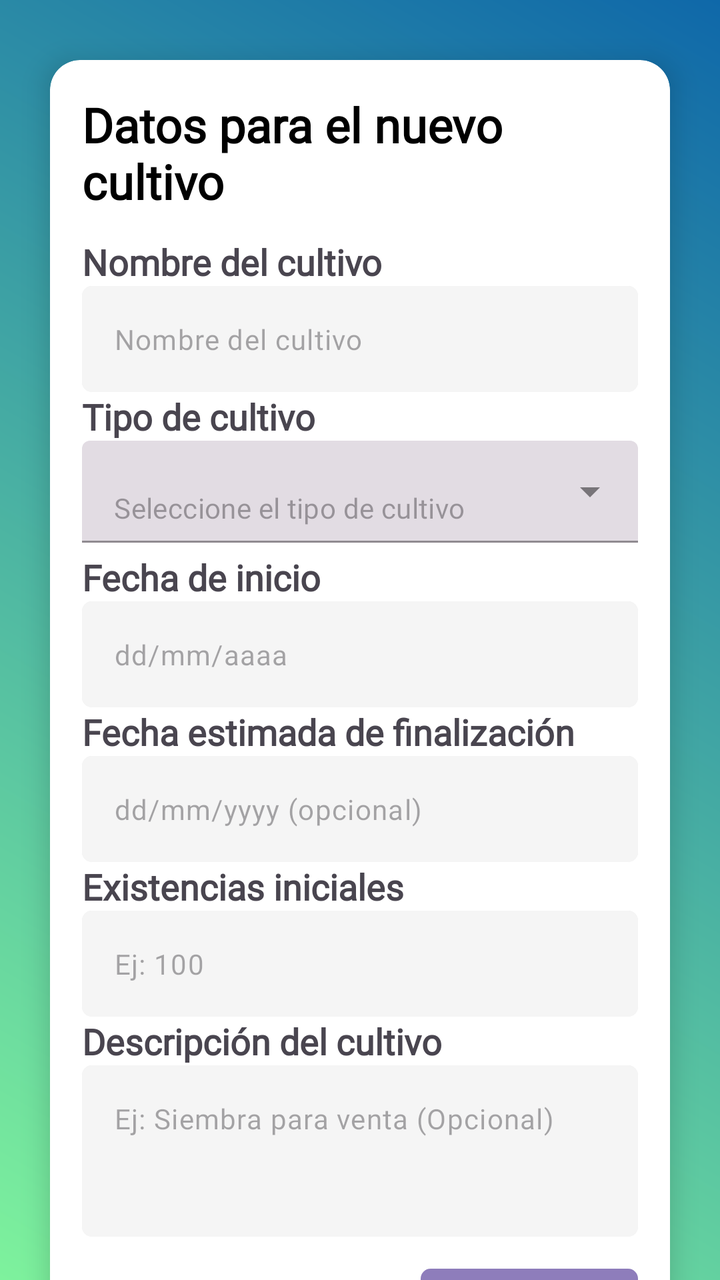
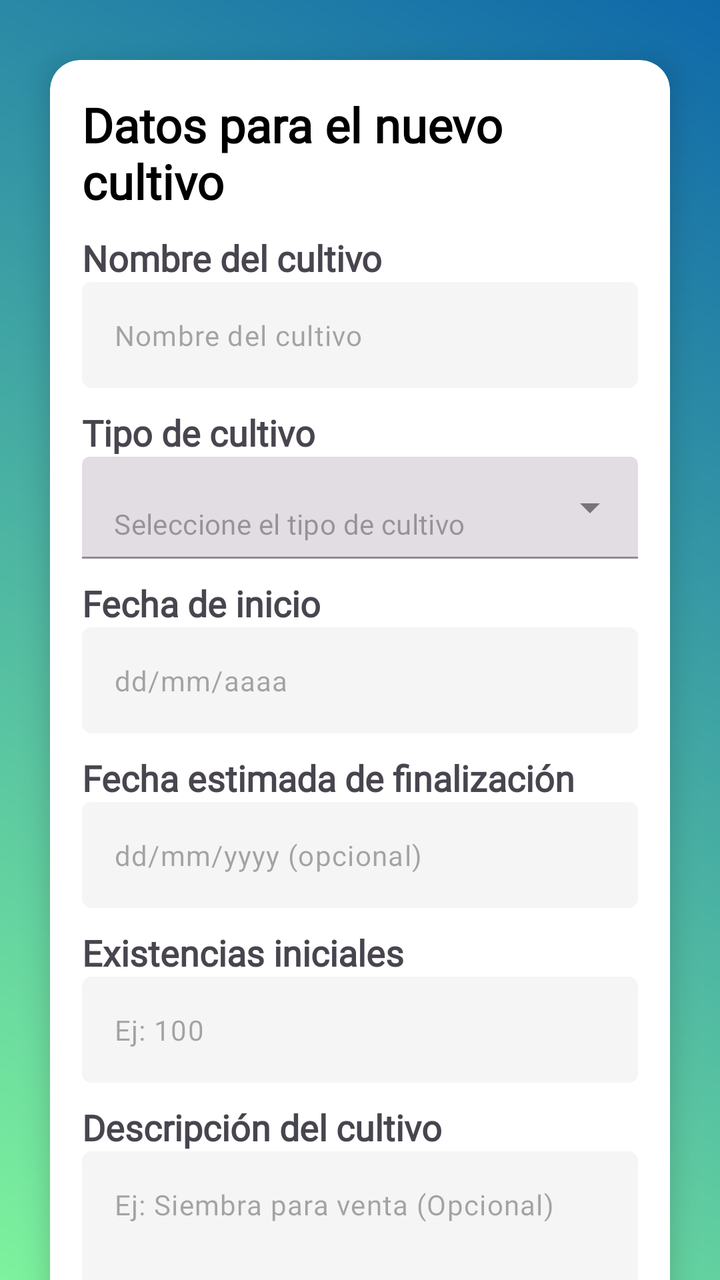

Compare the two renders of this Android layout. The source of the first and the diff that turns it into the second are given below.
<!-- AndroidManifest.xml: application theme Theme.XenoGar -->
<!-- res/layout/fragment_cultivo_form.xml -->
<?xml version="1.0" encoding="utf-8"?>
<androidx.constraintlayout.widget.ConstraintLayout xmlns:android="http://schemas.android.com/apk/res/android"
    xmlns:app="http://schemas.android.com/apk/res-auto"
    xmlns:tools="http://schemas.android.com/tools"
    android:layout_width="match_parent"
    android:layout_height="match_parent"
    android:background="@drawable/form_gradient">

    <androidx.core.widget.NestedScrollView
        android:layout_width="match_parent"
        android:layout_height="match_parent"
        android:fillViewport="true"
        android:overScrollMode="never"
        android:scrollbars="none">

        <FrameLayout
            android:layout_width="match_parent"
            android:layout_height="wrap_content"
            android:paddingBottom="30dp">

            <androidx.cardview.widget.CardView
                android:id="@+id/cultivo_form_card"
                android:layout_width="match_parent"
                android:layout_height="wrap_content"
                android:layout_marginHorizontal="25dp"
                android:layout_marginTop="30dp"
                app:cardBackgroundColor="@color/white"
                app:cardCornerRadius="15dp"
                app:cardElevation="8dp">

                <LinearLayout
                    android:layout_width="match_parent"
                    android:layout_height="wrap_content"
                    android:orientation="vertical"
                    android:padding="16dp">

                    <TextView
                        android:id="@+id/form_header"
                        android:layout_width="wrap_content"
                        android:layout_height="wrap_content"
                        android:fontFamily="@font/poppins"
                        android:text="@string/cultivo_form_title"
                        android:textColor="@color/black"
                        android:textSize="24sp"
                        android:textStyle="bold" />

                    
                    <TextView
                        android:layout_width="wrap_content"
                        android:layout_height="wrap_content"
                        android:layout_marginTop="12dp"
                        android:fontFamily="@font/poppins"
                        android:text="@string/cultivo_form_name_label"
                        android:textSize="18sp"
                        android:textStyle="bold" />

                    <com.google.android.material.textfield.TextInputLayout
                        android:id="@+id/layout_input_name"
                        android:layout_width="match_parent"
                        android:layout_height="wrap_content"
                        app:boxBackgroundMode="none"
                        app:helperTextEnabled="true"
                        app:helperTextTextColor="#D32F2F"
                        app:hintEnabled="false">

                        <EditText
                            android:id="@+id/input_cultivo_name"
                            android:layout_width="match_parent"
                            android:layout_height="wrap_content"
                            android:background="@drawable/box_shadow"
                            android:fontFamily="@font/poppins"
                            android:hint="@string/cultivo_name_hint"
                            android:inputType="text"
                            android:minHeight="48dp"
                            android:paddingStart="16dp"
                            android:paddingEnd="16dp"
                            android:textSize="14sp" />
                    </com.google.android.material.textfield.TextInputLayout>

                    
                    <TextView
                        android:layout_width="wrap_content"
                        android:layout_height="wrap_content"
                        android:fontFamily="@font/poppins"
                        android:text="@string/cultivo_form_tipo_label"
                        android:textSize="18sp"
                        android:textStyle="bold" />

                    <com.google.android.material.textfield.TextInputLayout
                        android:id="@+id/layout_tipo_cultivo"
                        style="@style/Widget.MaterialComponents.TextInputLayout.FilledBox.Dense.ExposedDropdownMenu"
                        android:layout_width="match_parent"
                        android:layout_height="wrap_content"
                        app:helperTextEnabled="true"
                        app:helperTextTextColor="#D32F2F"
                        app:hintEnabled="false">

                        <AutoCompleteTextView
                            android:id="@+id/autocomplete_tipo_cultivo"
                            android:layout_width="match_parent"
                            android:layout_height="wrap_content"
                            android:fontFamily="@font/poppins"
                            android:hint="@string/tipo_cultivo_hint"
                            android:inputType="none"
                            android:paddingStart="16dp"
                            android:paddingEnd="16dp"
                            android:textSize="14sp" />
                    </com.google.android.material.textfield.TextInputLayout>

                    
                    <TextView
                        android:layout_width="wrap_content"
                        android:layout_marginTop="5dp"
                        android:layout_height="wrap_content"
                        android:fontFamily="@font/poppins"
                        android:text="@string/fecha_de_inicio_cultivo_form_label"
                        android:textSize="18sp"
                        android:textStyle="bold" />

                    <com.google.android.material.textfield.TextInputLayout
                        android:id="@+id/layout_input_date"
                        android:layout_width="match_parent"
                        android:layout_height="wrap_content"
                        app:boxBackgroundMode="none"
                        app:helperTextEnabled="true"
                        app:helperTextTextColor="#D32F2F"
                        app:hintEnabled="false">

                        <EditText
                            android:id="@+id/input_cultivo_date"
                            android:layout_width="match_parent"
                            android:layout_height="wrap_content"
                            android:background="@drawable/box_shadow"
                            android:clickable="true"
                            android:focusable="false"
                            android:hint="@string/cultivo_form_date_hint"
                            android:inputType="date"
                            android:textSize="14sp" />
                    </com.google.android.material.textfield.TextInputLayout>

                    
                    <TextView
                        android:layout_width="wrap_content"
                        android:layout_height="wrap_content"
                        android:fontFamily="@font/poppins"
                        android:text="@string/fecha_form_end_date_label"
                        android:textSize="18sp"
                        android:textStyle="bold" />

                    <com.google.android.material.textfield.TextInputLayout
                        android:id="@+id/layout_input_date_end"
                        android:layout_width="match_parent"
                        android:layout_height="wrap_content"
                        app:boxBackgroundMode="none"
                        app:helperTextEnabled="true"
                        app:helperTextTextColor="#D32F2F"
                        app:hintEnabled="false">

                        <EditText
                            android:id="@+id/input_cultivo_date_end"
                            android:layout_width="match_parent"
                            android:layout_height="wrap_content"
                            android:background="@drawable/box_shadow"
                            android:clickable="true"
                            android:textSize="14sp"
                            android:focusable="false"
                            android:hint="@string/end_date_hint_optional"
                            android:inputType="date"/>
                    </com.google.android.material.textfield.TextInputLayout>

                    
                    <TextView
                        android:layout_width="wrap_content"
                        android:layout_height="wrap_content"
                        android:fontFamily="@font/poppins"
                        android:text="@string/existencias_iniciales_cultivo_form_label"
                        android:textSize="18sp"
                        android:textStyle="bold" />

                    <com.google.android.material.textfield.TextInputLayout
                        android:id="@+id/layout_input_existencias"
                        android:layout_width="match_parent"
                        android:layout_height="wrap_content"
                        app:boxBackgroundMode="none"
                        app:helperTextEnabled="true"
                        app:helperTextTextColor="#D32F2F"
                        app:hintEnabled="false">

                        <EditText
                            android:id="@+id/input_cultivo_existencias"
                            android:layout_width="match_parent"
                            android:layout_height="wrap_content"
                            android:background="@drawable/box_shadow"
                            android:hint="@string/cultivo_form_existencias_hint"
                            android:inputType="number"
                            android:textSize="14sp" />
                    </com.google.android.material.textfield.TextInputLayout>

                    
                    <TextView
                        android:layout_width="wrap_content"
                        android:layout_height="wrap_content"
                        android:fontFamily="@font/poppins"
                        android:text="@string/descripcion_label_form"
                        android:textSize="18sp"
                        android:textStyle="bold" />

                    <com.google.android.material.textfield.TextInputLayout
                        android:id="@+id/layout_input_descripcion"
                        android:layout_width="match_parent"
                        android:layout_height="wrap_content"
                        app:boxBackgroundMode="none"
                        app:helperTextEnabled="true"
                        app:helperTextTextColor="#D32F2F"
                        app:hintEnabled="false">

                        <EditText
                            android:id="@+id/input_cultivo_descripcion"
                            android:layout_width="match_parent"
                            android:layout_height="wrap_content"
                            android:background="@drawable/box_shadow"
                            android:fontFamily="@font/poppins"
                            android:gravity="start|top"
                            android:hint="@string/hint_descripcion_cultivo_form"
                            android:inputType="textMultiLine"
                            android:minLines="3"
                            android:textSize="14sp" />
                    </com.google.android.material.textfield.TextInputLayout>

                    <Button
                        android:id="@+id/submit_cultivo_button"
                        android:layout_width="wrap_content"
                        android:layout_height="52dp"
                        android:layout_gravity="end"
                        android:layout_marginTop="16dp"
                        android:background="@drawable/box_shadow"
                        android:fontFamily="@font/poppins"
                        android:paddingHorizontal="32dp"
                        android:text="@string/cultivo_form_submitbutton_text"
                        android:textAllCaps="false"
                        android:textSize="16sp"
                        android:textStyle="bold" />

                </LinearLayout>
            </androidx.cardview.widget.CardView>
        </FrameLayout>
    </androidx.core.widget.NestedScrollView>
</androidx.constraintlayout.widget.ConstraintLayout>
<!-- resources referenced by this layout -->
<resources>
  <color name="black">#FF000000</color>
  <color name="white">#FFFFFFFF</color>
  <!-- drawable box_shadow (drawable) -->
  <?xml version="1.0" encoding="utf-8"?>
  <layer-list xmlns:android="http://schemas.android.com/apk/res/android">
      <item>
          <shape android:shape="rectangle">
              <solid android:color="#20000000" />
              <corners android:radius="5dp"/>
          </shape>
      </item>
      <item>
          <shape android:shape="rectangle">
              <solid android:color="@color/capsule_background_color_gris" />
              <corners android:radius="5dp"/>
          </shape>
      </item>
  
  </layer-list>
  <!-- drawable form_gradient (drawable) -->
  <?xml version="1.0" encoding="utf-8"?>
  <shape xmlns:android="http://schemas.android.com/apk/res/android"
      android:shape="rectangle">
      <gradient
          android:type="linear"
          android:angle="45"
          android:startColor="@color/gradiente_form_inicio"
          android:endColor="@color/gradiente_form_final"
          />
  </shape>
  <string name="cultivo_form_date_hint"> dd/mm/aaaa</string>
  <string name="cultivo_form_existencias_hint">Ej: 100</string>
  <string name="cultivo_form_name_label">Nombre del cultivo</string>
  <string name="cultivo_form_submitbutton_text">Enviar</string>
  <string name="cultivo_form_tipo_label">Tipo de cultivo</string>
  <string name="cultivo_form_title">Datos para el nuevo cultivo</string>
  <string name="cultivo_name_hint">Nombre del cultivo</string>
  <string name="descripcion_label_form">Descripción del cultivo</string>
  <string name="end_date_hint_optional"> dd/mm/yyyy (opcional)</string>
  <string name="existencias_iniciales_cultivo_form_label">Existencias iniciales</string>
  <string name="fecha_de_inicio_cultivo_form_label">Fecha de inicio</string>
  <string name="fecha_form_end_date_label">Fecha estimada de finalización</string>
  <string name="hint_descripcion_cultivo_form">Ej: Siembra para venta (Opcional)</string>
  <string name="tipo_cultivo_hint">Seleccione el tipo de cultivo</string>
  <style name="Theme.XenoGar" parent="Base.Theme.XenoGar" />
  <color name="capsule_background_color_gris">#B3FFFFFF</color>
  <color name="gradiente_form_inicio">#7EF29D</color>
  <color name="gradiente_form_final">#0F68A9</color>
  <style name="Base.Theme.XenoGar" parent="Theme.Material3.Light.NoActionBar">
      </style>
</resources>

<!-- the commit's change to res/layout/fragment_cultivo_form.xml (unified diff, before → after) -->
@@ -48,7 +48,7 @@
                     <TextView
                         android:layout_width="wrap_content"
                         android:layout_height="wrap_content"
-                        android:layout_marginTop="12dp"
+                        android:layout_marginTop="10dp"
                         android:fontFamily="@font/poppins"
                         android:text="@string/cultivo_form_name_label"
                         android:textSize="18sp"
@@ -81,6 +81,7 @@
                     <TextView
                         android:layout_width="wrap_content"
                         android:layout_height="wrap_content"
+                        android:layout_marginTop="10dp"
                         android:fontFamily="@font/poppins"
                         android:text="@string/cultivo_form_tipo_label"
                         android:textSize="18sp"
@@ -110,7 +111,7 @@
                     
                     <TextView
                         android:layout_width="wrap_content"
-                        android:layout_marginTop="5dp"
+                        android:layout_marginTop="10dp"
                         android:layout_height="wrap_content"
                         android:fontFamily="@font/poppins"
                         android:text="@string/fecha_de_inicio_cultivo_form_label"
@@ -135,13 +136,15 @@
                             android:focusable="false"
                             android:hint="@string/cultivo_form_date_hint"
                             android:inputType="date"
-                            android:textSize="14sp" />
-                    </com.google.android.material.textfield.TextInputLayout>
-
-                    
-                    <TextView
-                        android:layout_width="wrap_content"
-                        android:layout_height="wrap_content"
+                            android:minHeight="48dp"
+                            android:textSize="14sp" />
+                    </com.google.android.material.textfield.TextInputLayout>
+
+                    
+                    <TextView
+                        android:layout_width="wrap_content"
+                        android:layout_height="wrap_content"
+                        android:layout_marginTop="10dp"
                         android:fontFamily="@font/poppins"
                         android:text="@string/fecha_form_end_date_label"
                         android:textSize="18sp"
@@ -165,13 +168,15 @@
                             android:textSize="14sp"
                             android:focusable="false"
                             android:hint="@string/end_date_hint_optional"
-                            android:inputType="date"/>
-                    </com.google.android.material.textfield.TextInputLayout>
-
-                    
-                    <TextView
-                        android:layout_width="wrap_content"
-                        android:layout_height="wrap_content"
+                            android:inputType="date"
+                            android:minHeight="48dp"/>
+                    </com.google.android.material.textfield.TextInputLayout>
+
+                    
+                    <TextView
+                        android:layout_width="wrap_content"
+                        android:layout_height="wrap_content"
+                        android:layout_marginTop="10dp"
                         android:fontFamily="@font/poppins"
                         android:text="@string/existencias_iniciales_cultivo_form_label"
                         android:textSize="18sp"
@@ -193,13 +198,15 @@
                             android:background="@drawable/box_shadow"
                             android:hint="@string/cultivo_form_existencias_hint"
                             android:inputType="number"
-                            android:textSize="14sp" />
-                    </com.google.android.material.textfield.TextInputLayout>
-
-                    
-                    <TextView
-                        android:layout_width="wrap_content"
-                        android:layout_height="wrap_content"
+                            android:minHeight="48dp"
+                            android:textSize="14sp" />
+                    </com.google.android.material.textfield.TextInputLayout>
+
+                    
+                    <TextView
+                        android:layout_width="wrap_content"
+                        android:layout_height="wrap_content"
+                        android:layout_marginTop="10dp"
                         android:fontFamily="@font/poppins"
                         android:text="@string/descripcion_label_form"
                         android:textSize="18sp"
